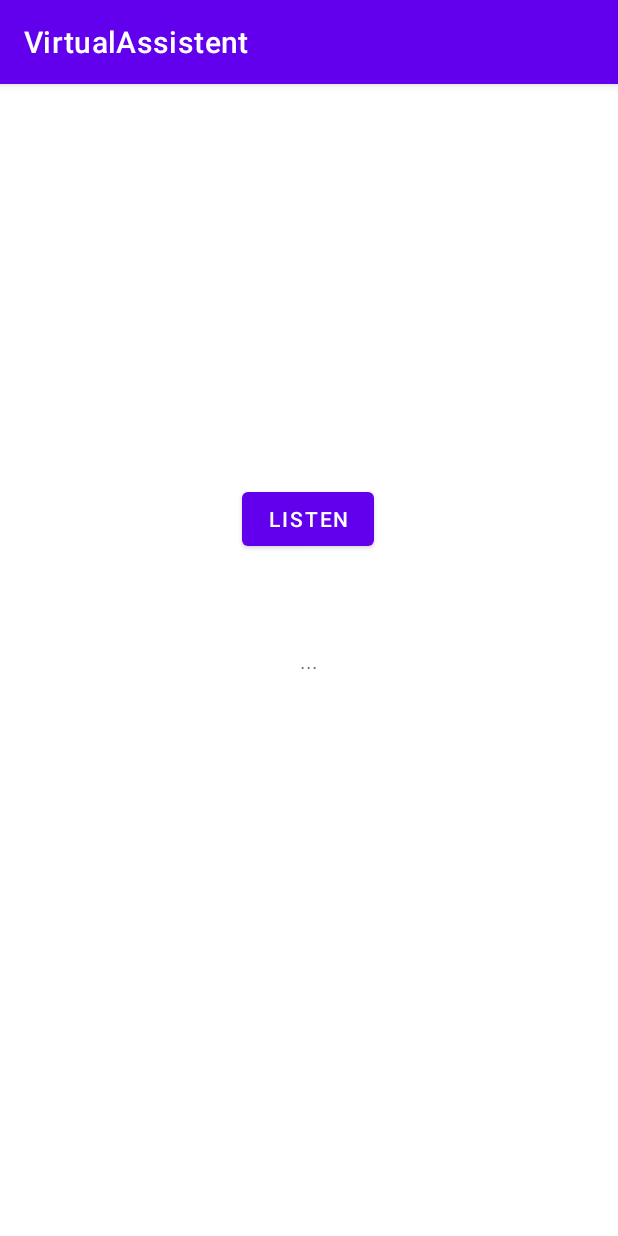
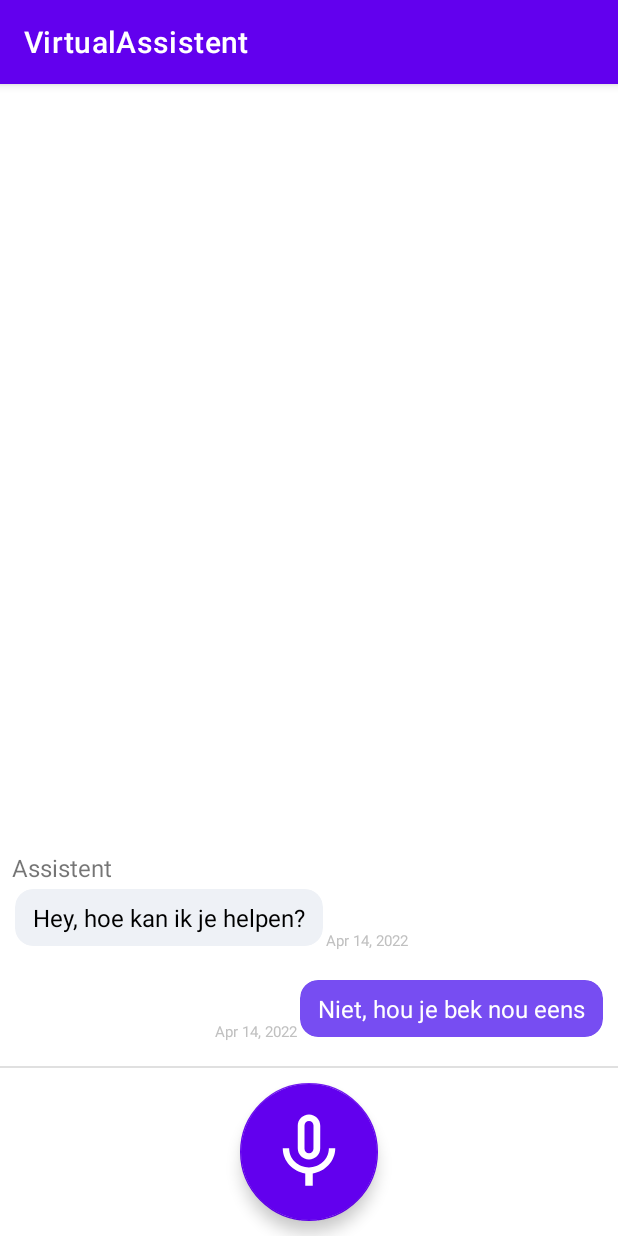
Before and after one commit to MelvinHsieh/VirtualAssistant, an Android app: the screen it shows after launch (MainActivity), on a phone screen of 412 x 824 dp. Run offline under Robolectric (Android 15) with nearby library versions, the phone set to English and light mode, and no system bars.

Commit message:
Created UI for messaging and connected it to the speech to text module

```diff
--- a/mobileapp/app/build.gradle
+++ b/mobileapp/app/build.gradle
@@ -7,6 +7,7 @@ android {
 
     defaultConfig {
         applicationId "com.example.virtualassistent"
+        vectorDrawables.useSupportLibrary = true
         minSdk 21
         targetSdk 31
         versionCode 1
--- a/mobileapp/app/src/main/java/com/example/virtualassistent/MainActivity.java
+++ b/mobileapp/app/src/main/java/com/example/virtualassistent/MainActivity.java
@@ -1,6 +1,8 @@
 package com.example.virtualassistent;
 
 import androidx.appcompat.app.AppCompatActivity;
+import androidx.recyclerview.widget.LinearLayoutManager;
+import androidx.recyclerview.widget.RecyclerView;
 
 import android.app.Activity;
 import android.content.Intent;
@@ -9,27 +11,58 @@ import android.view.View;
 import android.widget.EditText;
 import android.widget.TextView;
 
+import com.example.virtualassistent.chat.MessageListAdapter;
+import com.example.virtualassistent.model.Message;
 import com.example.virtualassistent.recievers.SpeechResultReciever;
 import com.example.virtualassistent.services.SpeechIntentService;
+import com.google.android.material.floatingactionbutton.FloatingActionButton;
+import com.google.android.material.snackbar.Snackbar;
 
 import org.w3c.dom.Text;
 
 import java.lang.ref.WeakReference;
+import java.util.Arrays;
+import java.util.Calendar;
+import java.util.LinkedList;
+import java.util.List;
 import java.util.concurrent.ExecutorService;
 import java.util.concurrent.Executors;
 
 public class MainActivity extends AppCompatActivity {
 
+    private RecyclerView messageRecycler;
+    private MessageListAdapter messageAdapter;
+    private List<Message> messageList;
     ExecutorService executorService = Executors.newFixedThreadPool(4);
 
     @Override
     protected void onCreate(Bundle savedInstanceState) {
         super.onCreate(savedInstanceState);
         setContentView(R.layout.activity_main);
+
+        messageList = new LinkedList<>();
+        messageList.add(new Message("Hey, hoe kan ik je helpen?", false, Calendar.getInstance().getTimeInMillis()));
+        messageList.add(new Message("Niet, hou je bek nou eens", true, Calendar.getInstance().getTimeInMillis() + 1000));
+
+        messageRecycler = (RecyclerView) findViewById(R.id.recycler_gchat);
+        messageAdapter = new MessageListAdapter(messageList);
+        messageRecycler.setLayoutManager(new LinearLayoutManager(this));
+        messageRecycler.setAdapter(messageAdapter);
+
+        FloatingActionButton fab = findViewById(R.id.fab);
+        fab.setOnClickListener(new View.OnClickListener() {
+            @Override
+            public void onClick(View view) {
+                Snackbar.make(view, "Aan het luisteren...", Snackbar.LENGTH_LONG)
+                        .setAction("Action", null).show();
+                fab.setImageResource(R.drawable.mic_active);
+                runSpeechRecognizer();
+            }
+        });
     }
 
     /** Run the speech recognition service */
-    public void runSpeechRecognizer(View view) {
+    public void runSpeechRecognizer() {
 //        TextView listenedText = findViewById(R.id.listenedText);
 //        String message = listenedText.getText().toString();
         SpeechIntentService.startServiceForRecognizer(this, new RecognizeSpeechResultReceiver(this));
@@ -38,8 +71,11 @@ public class MainActivity extends AppCompatActivity {
     }
 
     private void showMessage(String msg) {
-        TextView textView = findViewById(R.id.listenedText);
-        textView.setText(msg);
+        FloatingActionButton fab = findViewById(R.id.fab);
+        fab.setImageResource(R.drawable.mic_inactive);
+        Message message = new Message(msg, true, Calendar.getInstance().getTimeInMillis());
+        messageList.add(message);
+        messageAdapter.notifyItemInserted(messageList.size() - 1);
     }
 
     private static class RecognizeSpeechResultReceiver implements SpeechResultReciever.ResultReceiverCallBack<String> {
--- /dev/null
+++ b/mobileapp/app/src/main/java/com/example/virtualassistent/chat/MessageListAdapter.java
@@ -0,0 +1,118 @@
+package com.example.virtualassistent.chat;
+
+import android.content.Context;
+import android.view.LayoutInflater;
+import android.view.View;
+import android.view.ViewGroup;
+import android.widget.TextView;
+
+import androidx.annotation.NonNull;
+import androidx.recyclerview.widget.RecyclerView;
+
+import com.example.virtualassistent.R;
+import com.example.virtualassistent.model.Message;
+
+import java.text.DateFormat;
+import java.util.Calendar;
+import java.util.List;
+
+public class MessageListAdapter extends RecyclerView.Adapter<RecyclerView.ViewHolder> {
+    private static final int VIEW_TYPE_MESSAGE_SENT = 1;
+    private static final int VIEW_TYPE_MESSAGE_RECEIVED = 2;
+
+    private List<Message> mMessageList;
+
+    public MessageListAdapter(List<Message> messageList) {
+        mMessageList = messageList;
+    }
+
+    @Override
+    public int getItemCount() {
+        return mMessageList.size();
+    }
+
+    // Determines the appropriate ViewType according to the sender of the message.
+    @Override
+    public int getItemViewType(int position) {
+        Message message = mMessageList.get(position);
+
+        if (message.isSender) {
+            // If the current user is the sender of the message
+            return VIEW_TYPE_MESSAGE_SENT;
+        } else {
+            // If some other user sent the message
+            return VIEW_TYPE_MESSAGE_RECEIVED;
+        }
+    }
+
+    // Inflates the appropriate layout according to the ViewType.
+    @NonNull
+    @Override
+    public RecyclerView.ViewHolder onCreateViewHolder(@NonNull ViewGroup parent, int viewType) {
+        View view;
+
+        if (viewType == VIEW_TYPE_MESSAGE_SENT) {
+            view = LayoutInflater.from(parent.getContext())
+                    .inflate(R.layout.frame_chat_sent, parent, false);
+            return new SentMessageHolder(view);
+        } else {
+            // If the chat wasn't sent, it can be assumed it's a received message.
+            view = LayoutInflater.from(parent.getContext())
+                    .inflate(R.layout.frame_chat_received, parent, false);
+            return new ReceivedMessageHolder(view);
+        }
+    }
+
+    // Passes the message object to a ViewHolder so that the contents can be bound to UI.
+    @Override
+    public void onBindViewHolder(RecyclerView.ViewHolder holder, int position) {
+        Message message = mMessageList.get(position);
+
+        switch (holder.getItemViewType()) {
+            case VIEW_TYPE_MESSAGE_SENT:
+                ((SentMessageHolder) holder).bind(message);
+                break;
+            case VIEW_TYPE_MESSAGE_RECEIVED:
+                ((ReceivedMessageHolder) holder).bind(message);
+        }
+    }
+
+    private static class SentMessageHolder extends RecyclerView.ViewHolder {
+        TextView messageText, timeText;
+
+        SentMessageHolder(View itemView) {
+            super(itemView);
+
+            messageText = (TextView) itemView.findViewById(R.id.text_message_body_me);
+            timeText = (TextView) itemView.findViewById(R.id.text_message_time_me);
+        }
+
+        void bind(Message message) {
+            messageText.setText(message.message);
+
+            // Format the stored timestamp into a readable String using method.
+            timeText.setText(DateFormat.getDateInstance().format(message.createdAt));
+        }
+    }
+
+    private static class ReceivedMessageHolder extends RecyclerView.ViewHolder {
+        TextView messageText, timeText, nameText;
+
+        ReceivedMessageHolder(View itemView) {
+            super(itemView);
+
+            messageText = (TextView) itemView.findViewById(R.id.text_message_body_other);
+            timeText = (TextView) itemView.findViewById(R.id.text_message_time_other);
+            nameText = (TextView) itemView.findViewById(R.id.text_user_other);
+        }
+
+        void bind(Message message) {
+            messageText.setText(message.message);
+
+            // Format the stored timestamp into a readable String using method.
+            timeText.setText(DateFormat.getDateInstance().format(message.createdAt));
+
+            nameText.setText(R.string.assistant_name);
+        }
+    }
+}
--- /dev/null
+++ b/mobileapp/app/src/main/java/com/example/virtualassistent/model/Message.java
@@ -0,0 +1,14 @@
+package com.example.virtualassistent.model;
+
+public class Message {
+
+    public Message(String message, boolean isSender, long createdAt) {
+        this.message = message;
+        this.isSender = isSender;
+        this.createdAt = createdAt;
+    }
+
+    public String message;
+    public boolean isSender;
+    public long createdAt;
+}
--- /dev/null
+++ b/mobileapp/app/src/main/res/drawable/mic_active.xml
@@ -0,0 +1,5 @@
+<vector android:height="24dp" android:tint="#FFFFFF"
+    android:viewportHeight="24" android:viewportWidth="24"
+    android:width="24dp" xmlns:android="http://schemas.android.com/apk/res/android">
+    <path android:fillColor="@android:color/white" android:pathData="M12,14c1.66,0 2.99,-1.34 2.99,-3L15,5c0,-1.66 -1.34,-3 -3,-3S9,3.34 9,5v6c0,1.66 1.34,3 3,3zM17.3,11c0,3 -2.54,5.1 -5.3,5.1S6.7,14 6.7,11L5,11c0,3.41 2.72,6.23 6,6.72L11,21h2v-3.28c3.28,-0.48 6,-3.3 6,-6.72h-1.7z"/>
+</vector>
--- /dev/null
+++ b/mobileapp/app/src/main/res/drawable/mic_inactive.xml
@@ -0,0 +1,5 @@
+<vector android:height="24dp" android:tint="#FFFFFF"
+    android:viewportHeight="24" android:viewportWidth="24"
+    android:width="24dp" xmlns:android="http://schemas.android.com/apk/res/android">
+    <path android:fillColor="@android:color/white" android:pathData="M12,14c1.66,0 2.99,-1.34 2.99,-3L15,5c0,-1.66 -1.34,-3 -3,-3S9,3.34 9,5v6c0,1.66 1.34,3 3,3zM10.8,4.9c0,-0.66 0.54,-1.2 1.2,-1.2 0.66,0 1.2,0.54 1.2,1.2l-0.01,6.2c0,0.66 -0.53,1.2 -1.19,1.2 -0.66,0 -1.2,-0.54 -1.2,-1.2L10.8,4.9zM17.3,11c0,3 -2.54,5.1 -5.3,5.1S6.7,14 6.7,11L5,11c0,3.41 2.72,6.23 6,6.72L11,21h2v-3.28c3.28,-0.48 6,-3.3 6,-6.72h-1.7z"/>
+</vector>
--- a/mobileapp/app/src/main/res/layout/activity_main.xml
+++ b/mobileapp/app/src/main/res/layout/activity_main.xml
@@ -3,29 +3,50 @@
     xmlns:app="http://schemas.android.com/apk/res-auto"
     xmlns:tools="http://schemas.android.com/tools"
     android:layout_width="match_parent"
-    android:layout_height="match_parent"
-    tools:context=".MainActivity">
+    android:layout_height="match_parent">
+
+    <androidx.recyclerview.widget.RecyclerView
+        android:id="@+id/recycler_gchat"
+        android:layout_width="match_parent"
+        android:layout_height="match_parent"
+        android:layout_marginBottom="16dp"
+        app:layout_constrainedHeight="true"
+        app:layout_constraintBottom_toTopOf="@+id/text_indicator" />
 
     <TextView
-        android:id="@+id/listenedText"
+        android:id="@+id/text_indicator"
         android:layout_width="wrap_content"
         android:layout_height="wrap_content"
-        android:text="@string/listen_text"
-        app:layout_constraintBottom_toBottomOf="parent"
-        app:layout_constraintLeft_toLeftOf="parent"
-        app:layout_constraintRight_toRightOf="parent"
-        app:layout_constraintTop_toTopOf="parent" />
+        android:layout_marginStart="16dp"
+        android:visibility="gone"
+        app:layout_constraintBottom_toTopOf="@id/view"
+        app:layout_constraintStart_toStartOf="parent" />
 
-    <Button
-        android:id="@+id/button"
+    <View
+        android:id="@+id/view"
+        android:layout_width="match_parent"
+        android:layout_height="1dp"
+        android:layout_marginBottom="10dp"
+        android:background="#e0e0e0"
+        app:layout_constraintBottom_toTopOf="@+id/fab" />
+
+    <com.google.android.material.floatingactionbutton.FloatingActionButton
+        android:id="@+id/fab"
         android:layout_width="wrap_content"
         android:layout_height="wrap_content"
-        android:layout_marginTop="266dp"
-        android:onClick="runSpeechRecognizer"
-        android:text="@string/listen_button"
+        android:layout_gravity="bottom|center"
+        android:layout_marginBottom="10dp"
+        android:contentDescription="@string/listen_button"
+        android:src="@drawable/mic_inactive"
+        app:backgroundTint="@color/design_default_color_primary"
+        app:rippleColor="@color/design_default_color_background"
+        app:fabCustomSize="92dp"
+        app:tint="@android:color/white"
+        app:maxImageSize="60dp"
+        app:layout_constraintBottom_toBottomOf="parent"
         app:layout_constraintEnd_toEndOf="parent"
-        app:layout_constraintHorizontal_bias="0.498"
-        app:layout_constraintStart_toStartOf="parent"
-        app:layout_constraintTop_toTopOf="parent" />
+        app:layout_constraintHorizontal_bias="0.5"
+        app:layout_constraintStart_toStartOf="parent" />
+
 
 </androidx.constraintlayout.widget.ConstraintLayout>
--- /dev/null
+++ b/mobileapp/app/src/main/res/layout/frame_chat_received.xml
@@ -0,0 +1,64 @@
+<?xml version="1.0" encoding="utf-8"?>
+<androidx.constraintlayout.widget.ConstraintLayout xmlns:android="http://schemas.android.com/apk/res/android"
+    xmlns:app="http://schemas.android.com/apk/res-auto"
+    android:layout_width="match_parent"
+    android:layout_height="wrap_content"
+    android:layout_marginStart="8dp"
+    android:layout_marginTop="16dp">
+
+    <TextView
+        android:id="@+id/text_user_other"
+        android:layout_width="wrap_content"
+        android:layout_height="wrap_content"
+        android:text="@string/assistant_name"
+        android:textSize="16sp"
+        app:layout_constraintStart_toStartOf="parent"
+        app:layout_constraintTop_toTopOf="parent" />
+
+    <androidx.cardview.widget.CardView
+        android:id="@+id/card_message_other"
+        android:layout_width="wrap_content"
+        android:layout_height="wrap_content"
+        app:cardBackgroundColor="#eef1f6"
+        app:cardCornerRadius="12dp"
+        app:cardElevation="0dp"
+        app:cardPreventCornerOverlap="false"
+        app:cardUseCompatPadding="true"
+        app:layout_constraintStart_toStartOf="parent"
+        app:layout_constraintTop_toBottomOf="@+id/text_user_other">
+
+        <LinearLayout
+            android:id="@+id/layout_container_other"
+            android:layout_width="wrap_content"
+            android:layout_height="wrap_content"
+            android:orientation="vertical">
+
+            <TextView
+                android:id="@+id/text_message_body_other"
+                android:layout_width="wrap_content"
+                android:layout_height="wrap_content"
+                android:layout_marginBottom="8dp"
+                android:maxWidth="260dp"
+                android:paddingLeft="12dp"
+                android:paddingTop="8dp"
+                android:paddingRight="12dp"
+                android:text="Message"
+                android:textColor="#000000"
+                android:textSize="16sp" />
+        </LinearLayout>
+
+    </androidx.cardview.widget.CardView>
+
+
+    <TextView
+        android:id="@+id/text_message_time_other"
+        android:layout_width="wrap_content"
+        android:layout_height="wrap_content"
+        android:text="8:00"
+        android:textColor="#C0C0C0"
+        android:textSize="10sp"
+        app:layout_constraintBottom_toBottomOf="@+id/card_message_other"
+        app:layout_constraintStart_toEndOf="@+id/card_message_other" />
+
+
+</androidx.constraintlayout.widget.ConstraintLayout>
--- /dev/null
+++ b/mobileapp/app/src/main/res/layout/frame_chat_sent.xml
@@ -0,0 +1,54 @@
+<?xml version="1.0" encoding="utf-8"?>
+<androidx.constraintlayout.widget.ConstraintLayout xmlns:android="http://schemas.android.com/apk/res/android"
+    xmlns:app="http://schemas.android.com/apk/res-auto"
+    android:layout_width="match_parent"
+    android:layout_height="wrap_content"
+    android:layout_marginEnd="8dp"
+    android:layout_marginTop="16dp">
+
+    <androidx.cardview.widget.CardView
+        android:id="@+id/card_message_me"
+        android:layout_width="wrap_content"
+        android:layout_height="wrap_content"
+        app:cardBackgroundColor="#774df2"
+        app:cardCornerRadius="12dp"
+        app:cardElevation="0dp"
+        app:cardPreventCornerOverlap="false"
+        app:cardUseCompatPadding="true"
+        app:layout_constraintEnd_toEndOf="parent"
+        app:layout_constraintTop_toTopOf="parent">
+
+        <LinearLayout
+            android:id="@+id/layout_container_me"
+            android:layout_width="wrap_content"
+            android:layout_height="wrap_content"
+            android:orientation="vertical">
+
+            <TextView
+                android:id="@+id/text_message_body_me"
+                android:layout_width="wrap_content"
+                android:layout_height="wrap_content"
+                android:layout_marginBottom="8dp"
+                android:maxWidth="260dp"
+                android:paddingLeft="12dp"
+                android:paddingTop="8dp"
+                android:paddingRight="12dp"
+                android:text="This is a Message"
+                android:textColor="#ffffff"
+                android:textSize="16sp" />
+        </LinearLayout>
+
+    </androidx.cardview.widget.CardView>
+
+    <TextView
+        android:id="@+id/text_message_time_me"
+        android:layout_width="wrap_content"
+        android:layout_height="wrap_content"
+        android:text="10:00"
+        android:textColor="#C0C0C0"
+        android:textSize="10sp"
+        app:layout_constraintBottom_toBottomOf="@+id/card_message_me"
+        app:layout_constraintEnd_toStartOf="@+id/card_message_me" />
+
+
+</androidx.constraintlayout.widget.ConstraintLayout>
--- a/mobileapp/app/src/main/res/values/strings.xml
+++ b/mobileapp/app/src/main/res/values/strings.xml
@@ -2,4 +2,5 @@
     <string name="app_name">VirtualAssistent</string>
     <string name="listen_text">...</string>
     <string name="listen_button">Listen</string>
+    <string name="assistant_name">Assistent</string>
 </resources>
```
